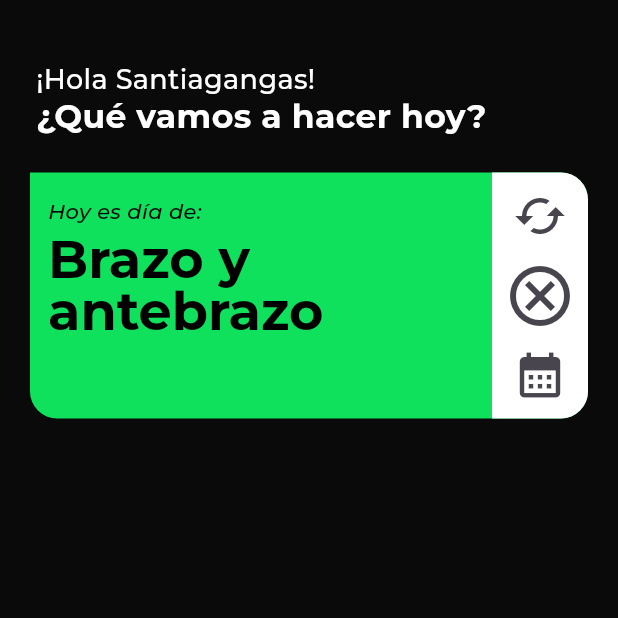
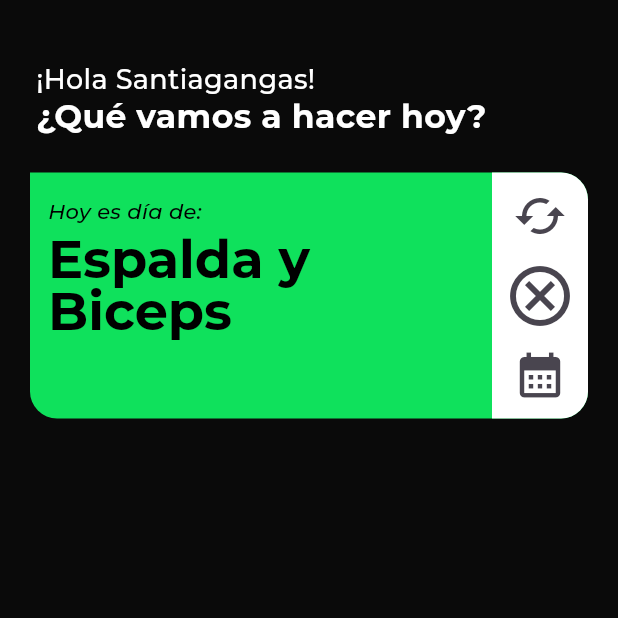
Before and after one commit to Santimartz12/gym-tracker, a Flutter app: the screen it shows after launch, after a tap on the "task alt" icon, on a phone screen of 412 x 824 dp, the top half of it. Run offline on Flutter 3.47's test engine with Material 2 defaults, Android fonts, the phone set to English and light mode, and no system bars; our stand-ins replace shared_preferences.

Commit message:
Added the ability to save the daily training check in memory

```diff
--- a/lib/src/components/dailyTraining.dart
+++ b/lib/src/components/dailyTraining.dart
@@ -1,5 +1,6 @@
 import 'package:flutter/material.dart';
 import 'package:gim_tracker/src/styles/colorsApp.dart';
+import 'package:shared_preferences/shared_preferences.dart';
 
 class DailyTraining extends StatefulWidget {
   DailyTraining({
@@ -10,10 +11,25 @@ class DailyTraining extends StatefulWidget {
   State<DailyTraining> createState() => _DailyTrainingState();
 }
 
+Future<bool> getSavedValue() async {
+  final prefs = await SharedPreferences.getInstance();
+  return prefs.getBool('dayDone') ?? false;
+}
+
 class _DailyTrainingState extends State<DailyTraining> {
   final colorsApp = ColorsApp();
 
-  var done = false;
+  bool done = false;
+
+  @override
+  void initState() {
+    super.initState();
+    getSavedValue().then((value) {
+      setState(() {
+        done = value;
+      });
+    });
+  }
 
   @override
   Widget build(BuildContext context) {
@@ -50,7 +66,7 @@ class _DailyTrainingState extends State<DailyTraining> {
                   SizedBox(
                     width: MediaQuery.of(context).size.width - 130,
                     child: Text(
-                      'Brazo y antebrazo',
+                      'Espalda y Biceps',
                       style: TextStyle(
                         fontWeight: FontWeight.w700,
                         fontSize: 35,
@@ -87,9 +103,7 @@ class _DailyTrainingState extends State<DailyTraining> {
                     ),
                     IconButton(
                       onPressed: () {
-                        setState(() {
-                          done = !done;
-                        });
+                        markAsDone();
                       },
                       icon: done
                           ? Icon(Icons.cancel_outlined)
@@ -120,4 +134,13 @@ class _DailyTrainingState extends State<DailyTraining> {
       ),
     );
   }
+
+  markAsDone() async {
+    final prefs = await SharedPreferences.getInstance();
+    prefs.setBool('dayDone', !done);
+
+    setState(() {
+      done = !done;
+    });
+  }
 }
--- a/lib/src/screens/homePage.dart
+++ b/lib/src/screens/homePage.dart
@@ -26,7 +26,6 @@ class _HomePageState extends State<HomePage> {
         crossAxisAlignment: CrossAxisAlignment.start,
         children: [
           SizedBox(
-            height: 115,
             child: Padding(
               padding: const EdgeInsets.fromLTRB(24, 42, 24, 24),
               child: Column(
--- a/pubspec.yaml
+++ b/pubspec.yaml
@@ -31,6 +31,9 @@ environment:
 dependencies:
   flutter:
     sdk: flutter
+
+  shared_preferences: ^2.0.17
+
 
 
   # The following adds the Cupertino Icons font to your application.
```
Also changed, not shown: pubspec.lock, 1 other file.
